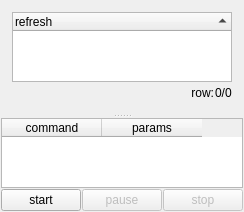
bestkakkoii/SaSH, file SaSH/form/scriptform.ui: the form before one commit.
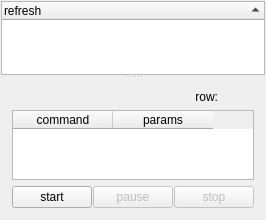
The form after the commit. Custom widgets are drawn as their Qt base class.

What changed in the file:
```diff
--- a/SaSH/form/scriptform.ui
+++ b/SaSH/form/scriptform.ui
@@ -6,8 +6,8 @@
    <rect>
     <x>0</x>
     <y>0</y>
-    <width>233</width>
-    <height>202</height>
+    <width>259</width>
+    <height>220</height>
    </rect>
   </property>
   <property name="windowTitle">
@@ -33,21 +33,10 @@
     <number>1</number>
    </property>
    <item row="0" column="0">
-    <layout class="QVBoxLayout" name="verticalLayout_2">
-     <property name="spacing">
-      <number>1</number>
-     </property>
-     <item>
       <widget class="QSplitter" name="splitter">
        <property name="orientation">
         <enum>Qt::Vertical</enum>
        </property>
-       <widget class="QWidget" name="layoutWidget">
-        <layout class="QVBoxLayout" name="verticalLayout">
-         <property name="spacing">
-          <number>1</number>
-         </property>
-         <item>
           <widget class="QTreeWidget" name="treeWidget_script">
            <property name="editTriggers">
             <set>QAbstractItemView::NoEditTriggers</set>
@@ -61,7 +50,8 @@
             </property>
            </column>
           </widget>
-         </item>
+     <widget class="QWidget" name="">
+      <layout class="QVBoxLayout" name="verticalLayout">
          <item>
           <layout class="QHBoxLayout" name="horizontalLayout_script">
            <property name="spacing">
@@ -69,26 +59,31 @@
            </property>
            <item>
             <widget class="QLabel" name="label_path">
+           <property name="minimumSize">
+            <size>
+             <width>180</width>
+             <height>0</height>
+            </size>
+           </property>
+           <property name="maximumSize">
+            <size>
+             <width>180</width>
+             <height>16777215</height>
+            </size>
+           </property>
              <property name="text">
               <string/>
              </property>
             </widget>
            </item>
-           <item>
-            <spacer name="horizontalSpacer">
-             <property name="orientation">
-              <enum>Qt::Horizontal</enum>
-             </property>
-             <property name="sizeHint" stdset="0">
-              <size>
-               <width>40</width>
-               <height>20</height>
-              </size>
-             </property>
-            </spacer>
-           </item>
            <item>
             <widget class="QLabel" name="label_script_row">
+           <property name="maximumSize">
+            <size>
+             <width>25</width>
+             <height>16777215</height>
+            </size>
+           </property>
              <property name="text">
               <string>row:</string>
              </property>
@@ -98,16 +93,18 @@
             </widget>
            </item>
            <item>
-            <widget class="QLabel" name="label_row">
-             <property name="text">
-              <string>0/0</string>
+          <widget class="FastLabel" name="label_row" native="true">
+           <property name="minimumSize">
+            <size>
+             <width>30</width>
+             <height>0</height>
+            </size>
              </property>
             </widget>
            </item>
           </layout>
          </item>
-        </layout>
-       </widget>
+       <item>
        <widget class="QTableWidget" name="tableWidget_script">
         <property name="editTriggers">
          <set>QAbstractItemView::NoEditTriggers</set>
@@ -123,7 +120,6 @@
          </property>
         </column>
        </widget>
-      </widget>
      </item>
      <item>
       <layout class="QHBoxLayout" name="horizontalLayout_script2">
@@ -160,10 +156,20 @@
       </layout>
      </item>
     </layout>
+     </widget>
+    </widget>
    </item>
   </layout>
  </widget>
  <layoutdefault spacing="6" margin="11"/>
+ <customwidgets>
+  <customwidget>
+   <class>FastLabel</class>
+   <extends>QWidget</extends>
+   <header location="global">fastlabel.h</header>
+   <container>1</container>
+  </customwidget>
+ </customwidgets>
  <resources/>
  <connections/>
 </ui>
```
Left out of the diff: 2 changed lines with no effect on the pictures. Lines whose indentation alone changed are shown as unchanged.
